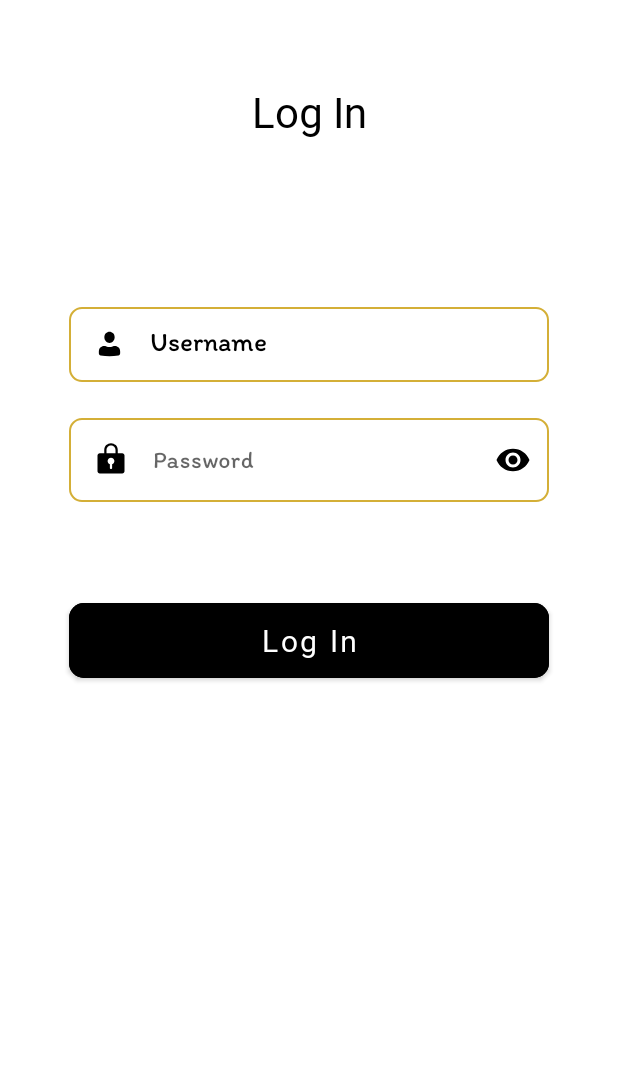
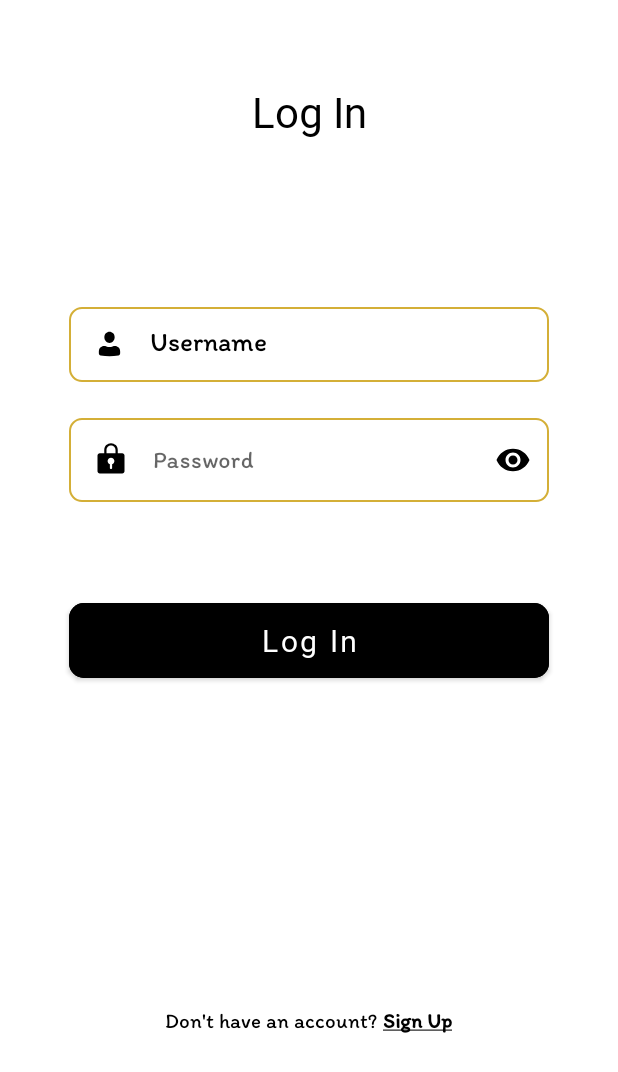
Before and after one commit to Outfitly/Mobile-Development, an Android app: the layout activity_login.xml on its own in the app's theme, with its tools: preview values and no code run, on a phone screen of 412 x 824 dp. Shown: the top 1072 px of the screen. Run offline under Robolectric (Android 15) with nearby library versions, the phone set to English and light mode, and no system bars.

Commit message:
Fixing User Flow

```diff
--- a/app/src/main/AndroidManifest.xml
+++ b/app/src/main/AndroidManifest.xml
@@ -14,16 +14,17 @@
         tools:targetApi="31">
         <activity
             android:name=".RegisterActivity"
-            android:exported="true"
             android:label="@string/app_name">
+
+        </activity>
+
+        <activity android:name=".LoginActivity"
+            android:exported="true">
             <intent-filter>
                 <action android:name="android.intent.action.MAIN" />
 
                 <category android:name="android.intent.category.LAUNCHER" />
             </intent-filter>
-        </activity>
-
-        <activity android:name=".LoginActivity">
 
         </activity>
 
--- a/app/src/main/java/com/android/outfitly/LoginActivity.kt
+++ b/app/src/main/java/com/android/outfitly/LoginActivity.kt
@@ -17,5 +17,10 @@ class LoginActivity: AppCompatActivity(R.layout.activity_login) {
             val intent = Intent(this, MainActivity::class.java)
             startActivity(intent)
         }
+
+        binding.tvSignup.setOnClickListener {
+            val intent = Intent(this, RegisterActivity::class.java)
+            startActivity(intent)
+        }
     }
 }
--- a/app/src/main/res/layout/activity_login.xml
+++ b/app/src/main/res/layout/activity_login.xml
@@ -85,6 +85,34 @@
         />
 
 
+    <LinearLayout
+        android:layout_width="match_parent"
+        android:layout_height="wrap_content"
+        android:orientation="horizontal"
+        android:gravity="center_horizontal"
+        android:layout_marginTop="219dp"
+        app:layout_constraintTop_toBottomOf="@id/btn_login">
+
+        <TextView
+            android:id="@+id/tv_promptnewaccount"
+            android:layout_width="wrap_content"
+            android:layout_height="wrap_content"
+            android:text="Don't have an account?"
+            android:fontFamily="@font/itim"
+            android:textColor="@color/black" />
+
+        <TextView
+            android:id="@+id/tv_signup"
+            android:layout_width="wrap_content"
+            android:layout_height="wrap_content"
+            android:text="@string/signup_text"
+            android:fontFamily="@font/itim"
+            android:textColor="@color/black"
+            android:layout_marginStart="4dp"/>
+    </LinearLayout>
+
+
+
 
 
 </androidx.constraintlayout.widget.ConstraintLayout>
--- a/app/src/main/res/values/strings.xml
+++ b/app/src/main/res/values/strings.xml
@@ -3,4 +3,5 @@
     <string name="title_home">Home</string>
     <string name="title_dashboard">Dashboard</string>
     <string name="title_notifications">Notifications</string>
+    <string name="signup_text"><u><b>Sign Up</b></u></string>
 </resources>
```
